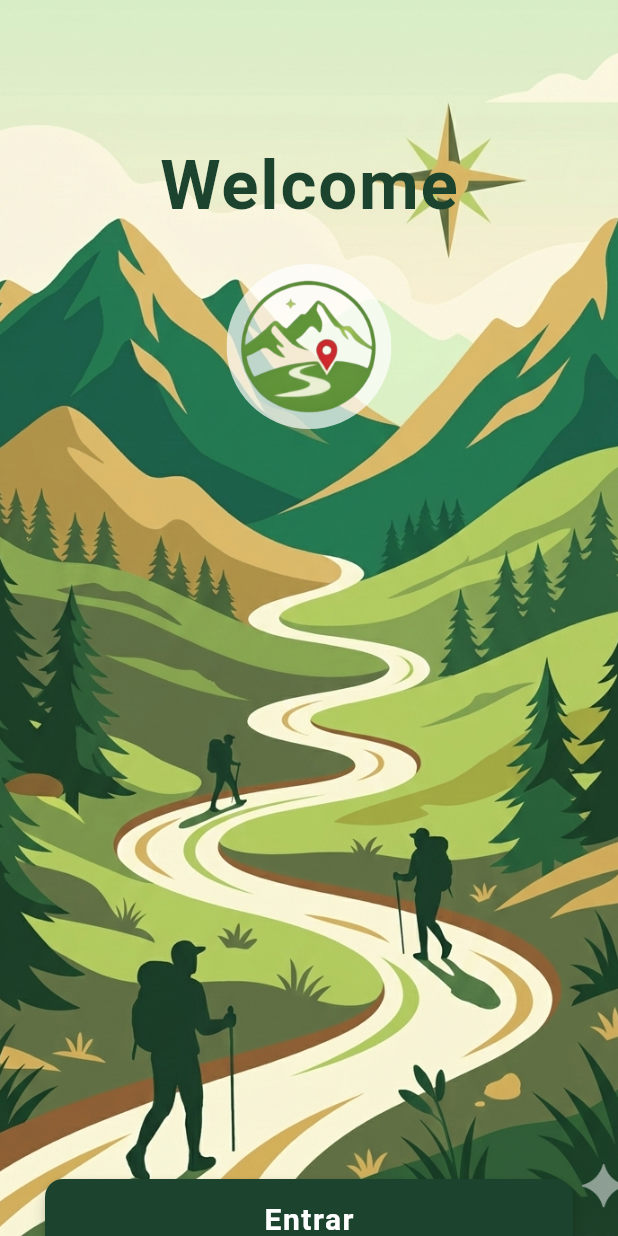
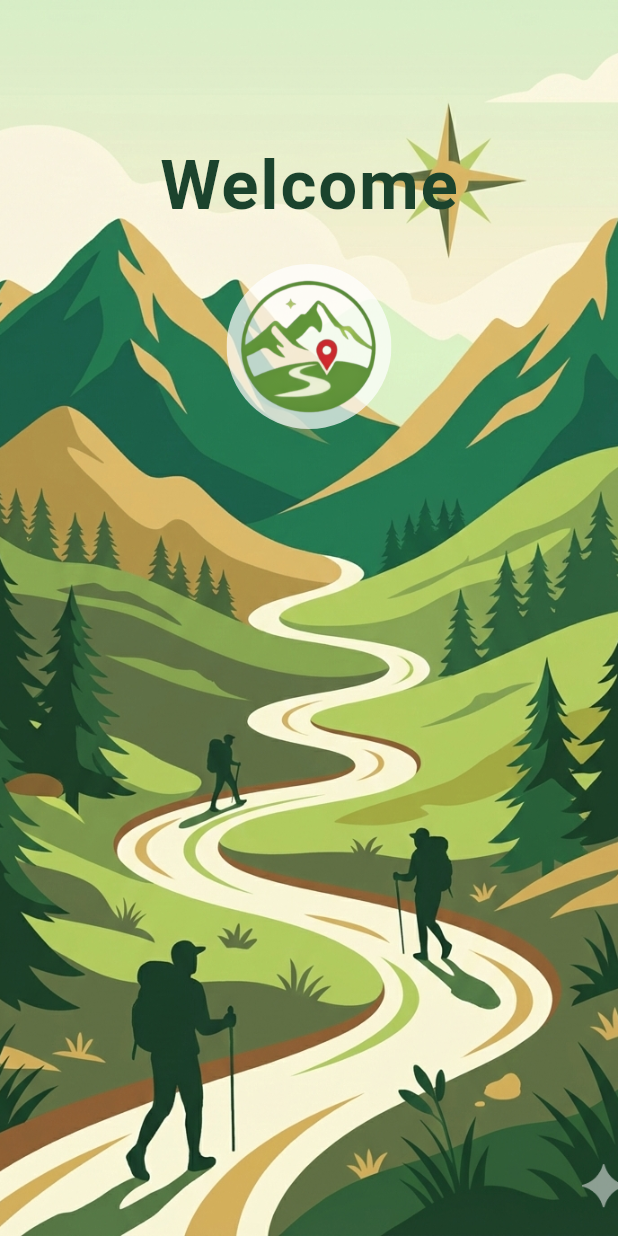
Before and after one commit to Gabriel-Perez-Marquez/TrailQuest-Mobile, a Flutter app: the screen it shows after launch, on a phone screen of 412 x 824 dp. Run offline on Flutter 3.47's test engine with Material 3 defaults, Android fonts, the phone set to English and light mode, and no system bars; Roboto replaces fonts that are missing (Times New Roman).

Commit message:
fix: quitar boton para que se vaya sola la pantalla

```diff
--- a/lib/features/welcome_page/ui/welcome_page_view.dart
+++ b/lib/features/welcome_page/ui/welcome_page_view.dart
@@ -60,32 +60,7 @@ class WelcomePageView extends StatelessWidget {
                   SizedBox(height: 500,),
 
 
-                  Padding(
-                    padding: const EdgeInsets.only(left: 30.0, right: 30.0, bottom: 30.0),
-                    child: ElevatedButton(
-                      onPressed: () {
 
-
-                      },
-                      style: ElevatedButton.styleFrom(
-                        backgroundColor: const Color(0xFF1B432D),
-                        foregroundColor: Colors.white,
-                        minimumSize: const Size(double.infinity, 55),
-                        shape: RoundedRectangleBorder(
-                          borderRadius: BorderRadius.circular(12.0),
-                        ),
-                        elevation: 4,
-                      ),
-                      child: const Text(
-                        'Entrar',
-                        style: TextStyle(
-                          fontSize: 20.0,
-                          fontWeight: FontWeight.bold,
-                          letterSpacing: 1.0,
-                        ),
-                      ),
-                    ),
-                  ),
                 ],
               ),
             ),
```
Also changed, not shown: pubspec.lock.
